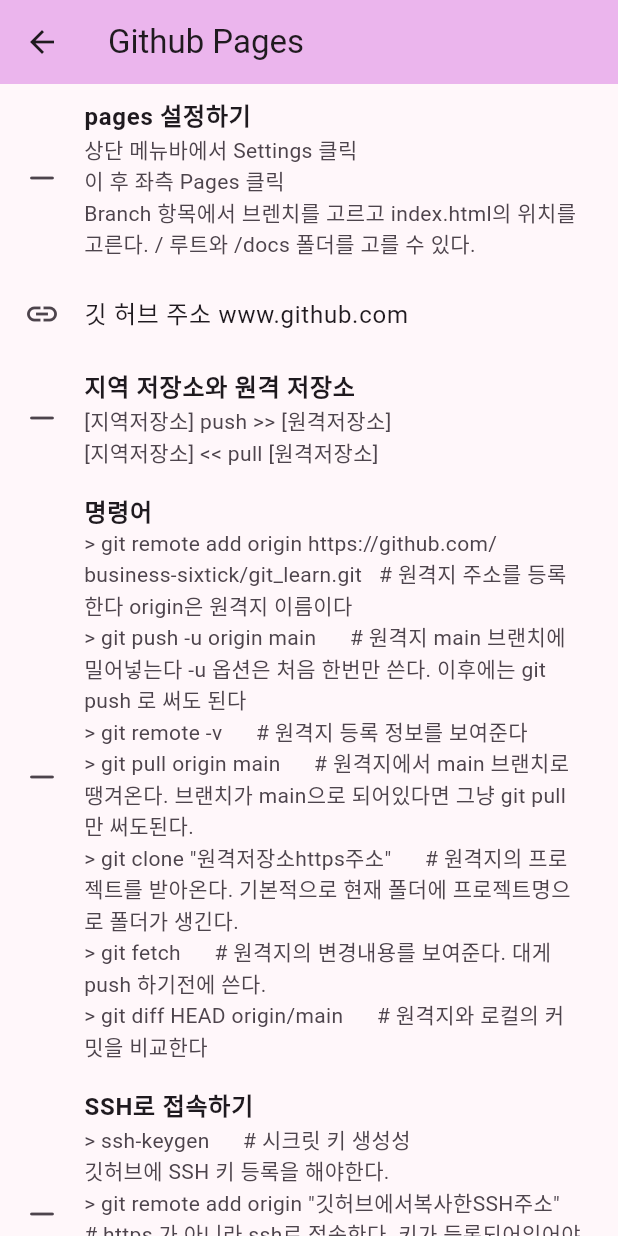
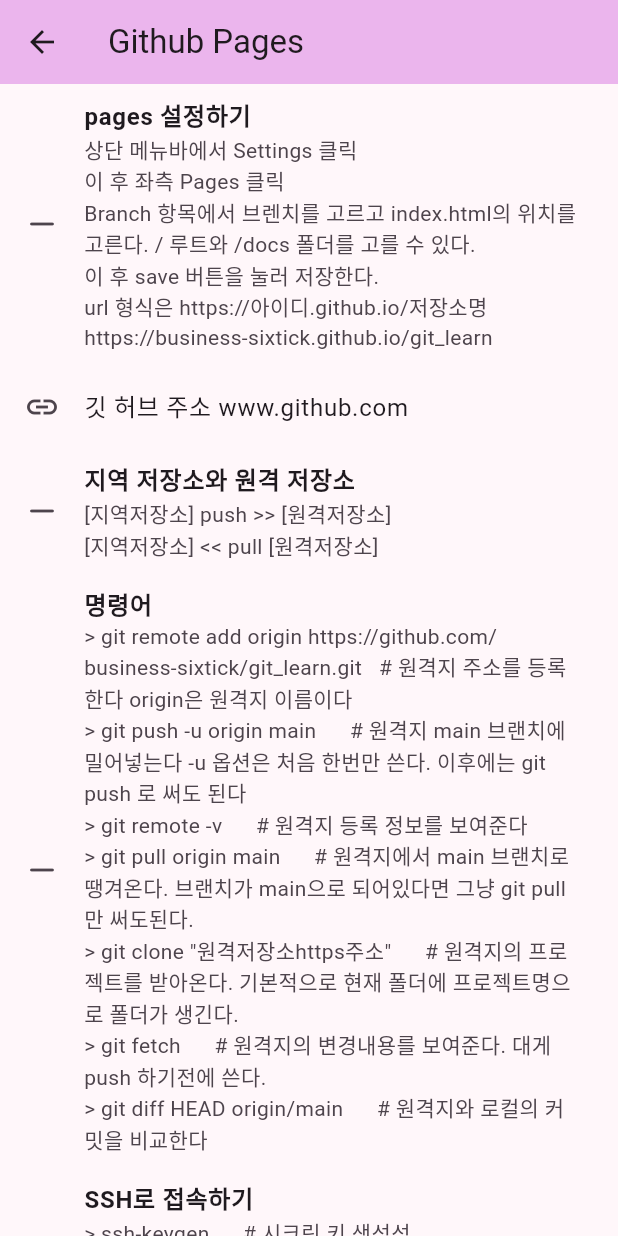
Before and after one commit to business-sixtick/git_learn, a Flutter app: the screen it shows after launch, in the side drawer, after a tap on "Github Pages", on a phone screen of 412 x 824 dp. Run offline on Flutter 3.47's test engine with Material 3 defaults, Android fonts, the light colour scheme and no system bars; our stand-ins replace flutter_riverpod; missing offline and left inert: window_size.

Commit message:
스테틱 테스트트

```diff
--- a/lib/widgets/github_pages_page.dart
+++ b/lib/widgets/github_pages_page.dart
@@ -30,6 +30,9 @@
               subtitle: Text('상단 메뉴바에서 Settings 클릭'
               '\r\n이 후 좌측 Pages 클릭'
               '\r\nBranch 항목에서 브렌치를 고르고 index.html의 위치를 고른다. / 루트와 /docs 폴더를 고를 수 있다. '
+              '\r\n이 후 save 버튼을 눌러 저장한다.'
+              '\r\nurl 형식은 https://아이디.github.io/저장소명'
+              '\r\nhttps://business-sixtick.github.io/git_learn'
               ),
             ),
             ListTile(
```
Also changed, not shown: 1 other file.
